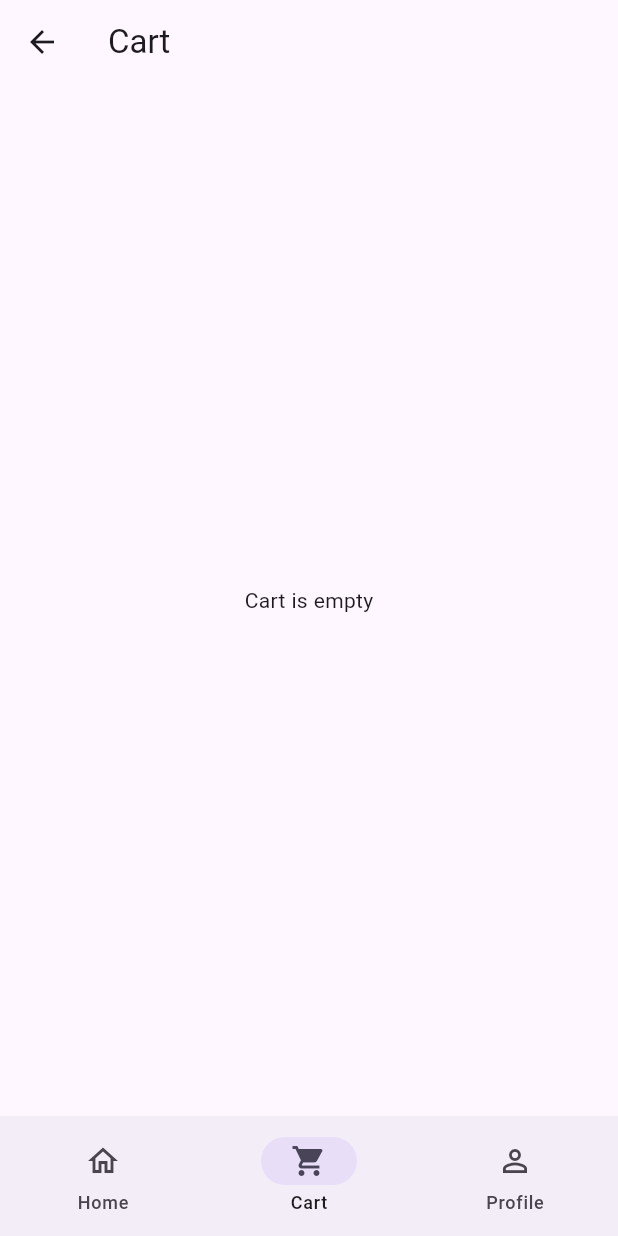
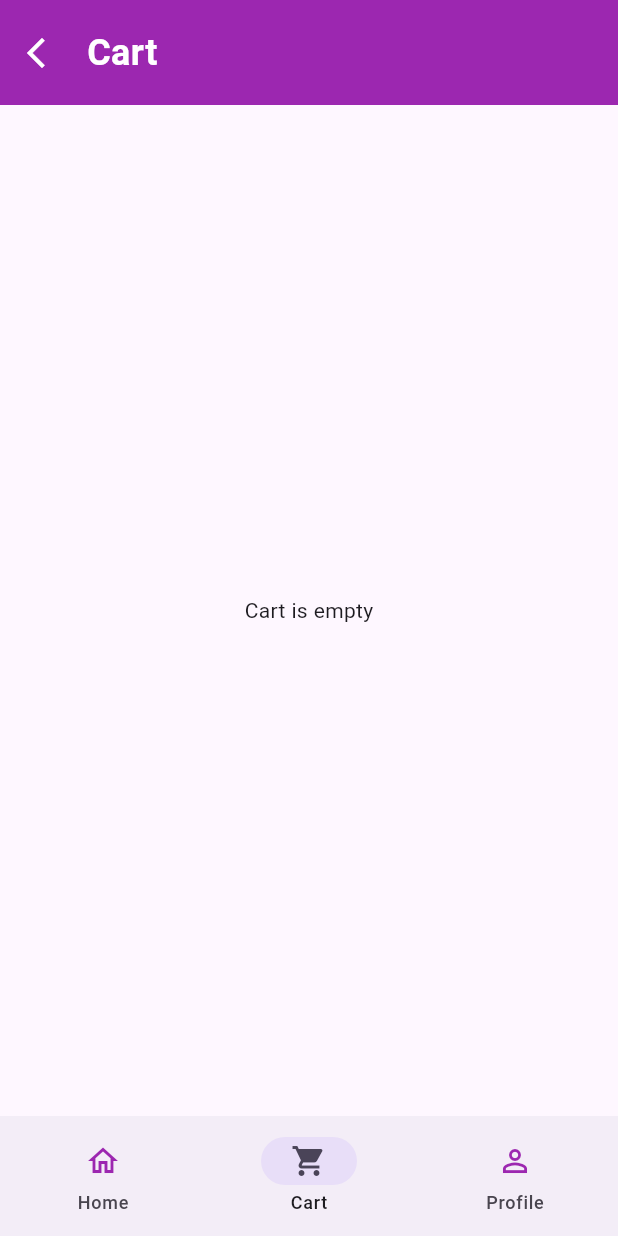
Before and after one commit to Harsh-sudo26/ShopIT-flutter-app, a Flutter app: the Homescreen screen opened by its route, item 2 of the bottom bar chosen, on a phone screen of 412 x 824 dp. Run offline on Flutter 3.47's test engine with Material 3 defaults, Android fonts, the phone set to English and light mode, and no system bars; our stand-ins replace google_fonts.

Commit message:
cart updated

```diff
--- /dev/null
+++ b/lib/screens/cart.dart
@@ -0,0 +1,129 @@
+import 'package:flutter/material.dart';
+import 'package:shopit/homescreen.dart';
+
+class Cart {
+  static List<Map<String, dynamic>> items = [];
+}
+
+class CartPage extends StatefulWidget {
+  const CartPage({super.key});
+
+  @override
+  State<CartPage> createState() => _CartPageState();
+}
+
+class _CartPageState extends State<CartPage> {
+  double get totalPrice {
+    return Cart.items.fold(
+      0,
+      (sum, item) => sum + (item['price'] as num).toDouble(),
+    );
+  }
+
+  @override
+  Widget build(BuildContext context) {
+    return Scaffold(
+      appBar: PreferredSize(
+        preferredSize: Size(double.infinity, 70),
+        child: Container(
+          color: Colors.purple,
+          child: Row(
+            mainAxisAlignment: MainAxisAlignment.start,
+            children: [
+              IconButton(
+                onPressed: () {
+                  Navigator.push(context, MaterialPageRoute(builder: (context) => const Homescreen()));
+
+                },
+                icon: Icon(Icons.arrow_back_ios_new),
+                color: Colors.white,
+              ),
+              SizedBox(width: 10),
+              Center(
+                child: Text(
+                  "Cart",
+                  style: TextStyle(
+                    fontSize: 24,
+                    fontWeight: FontWeight.bold,
+                    color: Colors.white,
+                  ),
+                ),
+              ),
+            ],
+          ),
+        ),
+      ),
+      body: Cart.items.isEmpty
+          ? const Center(child: Text("Cart is empty"))
+          : ListView.builder(
+              itemCount: Cart.items.length,
+              itemBuilder: (context, index) {
+                final item = Cart.items[index];
+
+                return Card(
+                  color: Colors.purple[100],
+                  margin: const EdgeInsets.all(8),
+                  child: ListTile(
+                    leading: Image.asset(
+                      item['image'],
+                      width: 50,
+                      height: 50,
+                      fit: BoxFit.cover,
+                    ),
+                    title: Text(item['name']),
+                    subtitle: Text("\$${item['price']}"),
+                    trailing: IconButton(
+                      icon: const Icon(Icons.delete, color: Colors.red),
+                      onPressed: () {
+                        setState(() {
+                          Cart.items.removeAt(index);
+                        });
+                      },
+                    ),
+                  ),
+                );
+              },
+            ),
+
+      // ✅ Checkout Button at Bottom
+      bottomNavigationBar: Cart.items.isEmpty
+          ? null
+          : Container(
+              padding: const EdgeInsets.all(16),
+              child: Column(
+                mainAxisSize: MainAxisSize.min,
+                children: [
+                  Text(
+                    "Total: \$${totalPrice.toStringAsFixed(2)}",
+                    style: const TextStyle(
+                      fontSize: 18,
+                      fontWeight: FontWeight.bold,
+                    ),
+                  ),
+                  const SizedBox(height: 10),
+                  SizedBox(
+                    width: double.infinity,
+                    child: ElevatedButton(
+                      onPressed: () {
+                        // Add your checkout logic here
+                        ScaffoldMessenger.of(context).showSnackBar(
+                          const SnackBar(
+                            content: Text("Proceeding to checkout..."),
+                          ),
+                        );
+                      },
+                      style: ElevatedButton.styleFrom(
+                        padding: const EdgeInsets.symmetric(vertical: 15),
+                      ),
+                      child: const Text(
+                        "Checkout",
+                        style: TextStyle(fontSize: 16),
+                      ),
+                    ),
+                  ),
+                ],
+              ),
+            ),
+    );
+  }
+}
--- a/lib/widgets/cart.dart
+++ /dev/null
@@ -1,51 +0,0 @@
-import 'package:flutter/material.dart';
-
-class Cart {
-  static List<Map<String, dynamic>> items = [];
-}
-
-class CartPage extends StatefulWidget {
-  const CartPage({super.key});
-
-  @override
-  State<CartPage> createState() => _CartPageState();
-}
-
-class _CartPageState extends State<CartPage> {
-  @override
-  Widget build(BuildContext context) {
-    return Scaffold(
-      appBar: AppBar(title: const Text("Cart")),
-      body: Cart.items.isEmpty
-          ? const Center(child: Text("Cart is empty"))
-          : ListView.builder(
-              itemCount: Cart.items.length,
-              itemBuilder: (context, index) {
-                final item = Cart.items[index];
-
-                return Card(
-                  margin: const EdgeInsets.all(8),
-                  child: ListTile(
-                    leading: Image.asset(
-                      item['image'],
-                      width: 50,
-                      height: 50,
-                      fit: BoxFit.cover,
-                    ),
-                    title: Text(item['name']),
-                    subtitle: Text("\$${item['price']}"),
-                    trailing: IconButton(
-                      icon: const Icon(Icons.delete),
-                      onPressed: () {
-                        setState(() {
-                          Cart.items.removeAt(index);
-                        });
-                      },
-                    ),
-                  ),
-                );
-              },
-            ),
-    );
-  }
-}
--- a/lib/widgets/navigationbar.dart
+++ b/lib/widgets/navigationbar.dart
@@ -17,17 +17,17 @@ class BottomNavBar extends StatelessWidget {
       onDestinationSelected: onTap,
       destinations: const [
         NavigationDestination(
-          icon: Icon(Icons.home_outlined),
+          icon: Icon(Icons.home_outlined,color: Colors.purple,),
           selectedIcon: Icon(Icons.home),
           label: 'Home',
         ),
         NavigationDestination(
-          icon: Icon(Icons.shopping_cart),
+          icon: Icon(Icons.shopping_cart,color: Colors.purple,),
           selectedIcon: Icon(Icons.shopping_cart),
           label: 'Cart',
         ),
         NavigationDestination(
-          icon: Icon(Icons.person_outline),
+          icon: Icon(Icons.person_outline,color: Colors.purple,),
           selectedIcon: Icon(Icons.person),
           label: 'Profile',
         ),
```
Also changed, not shown: lib/homescreen.dart (+3 -9 lines), lib/screens/profilepage.dart (renamed from lib/widgets/profilepage.dart).
